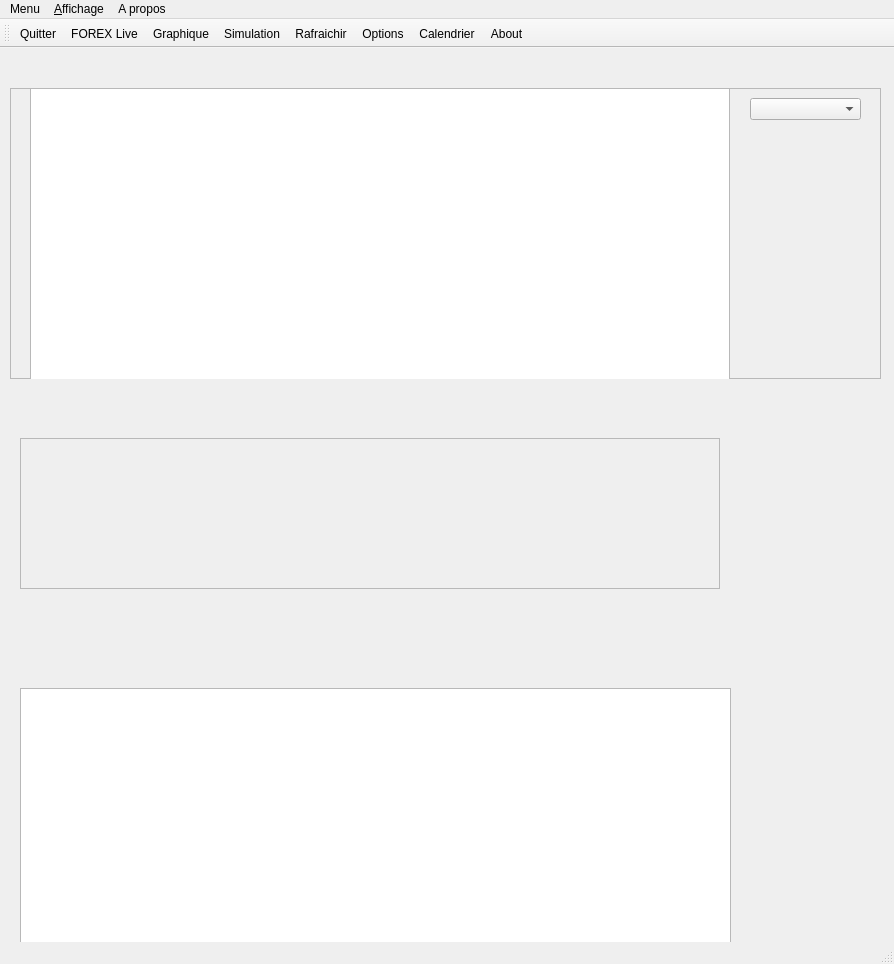
First picture: the form in Projet3_TRADING/mainwindow.ui, repository MacFly669/myGitFiles, before the edit.
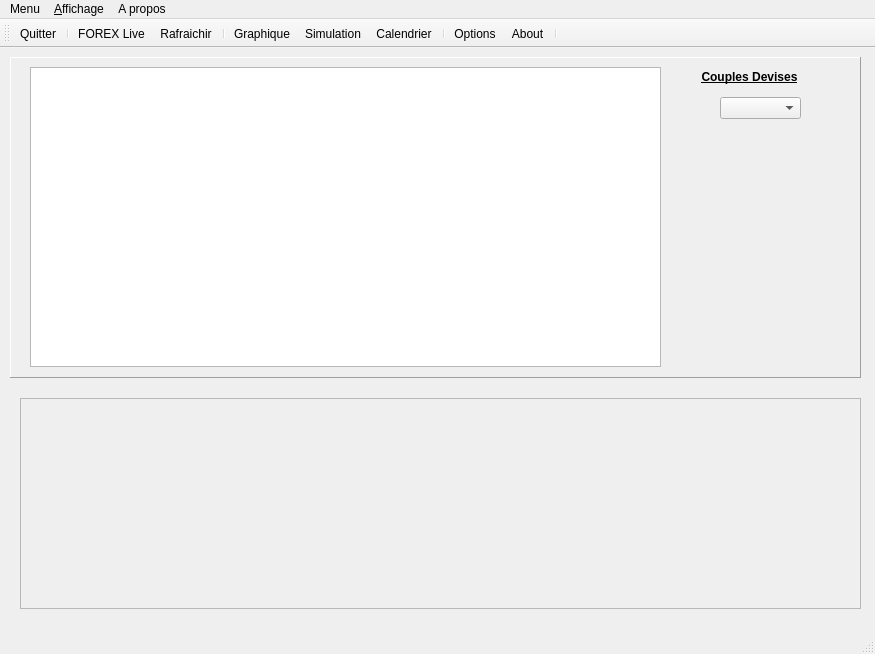
Second picture: the form after the edit. Icons and pictures are not drawn.

The edit to the form file:
```diff
--- a/Projet3_TRADING/mainwindow.ui
+++ b/Projet3_TRADING/mainwindow.ui
@@ -6,8 +6,8 @@
    <rect>
     <x>0</x>
     <y>0</y>
-    <width>894</width>
-    <height>964</height>
+    <width>875</width>
+    <height>654</height>
    </rect>
   </property>
   <property name="windowTitle">
@@ -25,13 +25,89 @@
     <property name="geometry">
      <rect>
       <x>10</x>
-      <y>40</y>
-      <width>871</width>
-      <height>291</height>
+      <y>9</y>
+      <width>851</width>
+      <height>321</height>
      </rect>
     </property>
+    <property name="minimumSize">
+     <size>
+      <width>830</width>
+      <height>290</height>
+     </size>
+    </property>
+    <property name="maximumSize">
+     <size>
+      <width>900</width>
+      <height>400</height>
+     </size>
+    </property>
+    <property name="palette">
+     <palette>
+      <active>
+       <colorrole role="Base">
+        <brush brushstyle="SolidPattern">
+         <color alpha="255">
+          <red>255</red>
+          <green>255</green>
+          <blue>255</blue>
+         </color>
+        </brush>
+       </colorrole>
+       <colorrole role="AlternateBase">
+        <brush brushstyle="SolidPattern">
+         <color alpha="255">
+          <red>246</red>
+          <green>246</green>
+          <blue>246</blue>
+         </color>
+        </brush>
+       </colorrole>
+      </active>
+      <inactive>
+       <colorrole role="Base">
+        <brush brushstyle="SolidPattern">
+         <color alpha="255">
+          <red>255</red>
+          <green>255</green>
+          <blue>255</blue>
+         </color>
+        </brush>
+       </colorrole>
+       <colorrole role="AlternateBase">
+        <brush brushstyle="SolidPattern">
+         <color alpha="255">
+          <red>246</red>
+          <green>246</green>
+          <blue>246</blue>
+         </color>
+        </brush>
+       </colorrole>
+      </inactive>
+      <disabled>
+       <colorrole role="Base">
+        <brush brushstyle="SolidPattern">
+         <color alpha="255">
+          <red>240</red>
+          <green>240</green>
+          <blue>240</blue>
+         </color>
+        </brush>
+       </colorrole>
+       <colorrole role="AlternateBase">
+        <brush brushstyle="SolidPattern">
+         <color alpha="255">
+          <red>246</red>
+          <green>246</green>
+          <blue>246</blue>
+         </color>
+        </brush>
+       </colorrole>
+      </disabled>
+     </palette>
+    </property>
     <property name="frameShape">
-     <enum>QFrame::StyledPanel</enum>
+     <enum>QFrame::Panel</enum>
     </property>
     <property name="frameShadow">
      <enum>QFrame::Raised</enum>
@@ -40,14 +116,14 @@
      <property name="geometry">
       <rect>
        <x>20</x>
-       <y>0</y>
-       <width>700</width>
+       <y>10</y>
+       <width>631</width>
        <height>300</height>
       </rect>
      </property>
      <property name="minimumSize">
       <size>
-       <width>700</width>
+       <width>0</width>
        <height>0</height>
       </size>
      </property>
@@ -57,6 +133,43 @@
        <height>16777215</height>
       </size>
      </property>
+     <property name="palette">
+      <palette>
+       <active>
+        <colorrole role="Base">
+         <brush brushstyle="SolidPattern">
+          <color alpha="255">
+           <red>255</red>
+           <green>255</green>
+           <blue>255</blue>
+          </color>
+         </brush>
+        </colorrole>
+       </active>
+       <inactive>
+        <colorrole role="Base">
+         <brush brushstyle="SolidPattern">
+          <color alpha="255">
+           <red>255</red>
+           <green>255</green>
+           <blue>255</blue>
+          </color>
+         </brush>
+        </colorrole>
+       </inactive>
+       <disabled>
+        <colorrole role="Base">
+         <brush brushstyle="SolidPattern">
+          <color alpha="255">
+           <red>240</red>
+           <green>240</green>
+           <blue>240</blue>
+          </color>
+         </brush>
+        </colorrole>
+       </disabled>
+      </palette>
+     </property>
      <property name="font">
       <font>
        <stylestrategy>PreferAntialias</stylestrategy>
@@ -72,21 +185,75 @@
     <widget class="QComboBox" name="comboDevises">
      <property name="geometry">
       <rect>
-       <x>740</x>
-       <y>10</y>
-       <width>111</width>
+       <x>710</x>
+       <y>40</y>
+       <width>81</width>
        <height>22</height>
       </rect>
      </property>
     </widget>
+    <widget class="QLabel" name="label">
+     <property name="geometry">
+      <rect>
+       <x>655</x>
+       <y>95</y>
+       <width>191</width>
+       <height>221</height>
+      </rect>
+     </property>
+     <property name="text">
+      <string/>
+     </property>
+     <property name="pixmap">
+      <pixmap resource="myresources.qrc">:/images/images/index.jpg</pixmap>
+     </property>
+     <property name="scaledContents">
+      <bool>false</bool>
+     </property>
+     <property name="alignment">
+      <set>Qt::AlignCenter</set>
+     </property>
+     <property name="wordWrap">
+      <bool>false</bool>
+     </property>
+     <property name="margin">
+      <number>-8</number>
+     </property>
+     <property name="indent">
+      <number>11</number>
+     </property>
+    </widget>
+    <widget class="QLabel" name="label_2">
+     <property name="geometry">
+      <rect>
+       <x>689</x>
+       <y>10</y>
+       <width>101</width>
+       <height>20</height>
+      </rect>
+     </property>
+     <property name="font">
+      <font>
+       <weight>75</weight>
+       <bold>true</bold>
+       <underline>true</underline>
+      </font>
+     </property>
+     <property name="text">
+      <string>Couples Devises</string>
+     </property>
+     <property name="alignment">
+      <set>Qt::AlignCenter</set>
+     </property>
+    </widget>
    </widget>
    <widget class="QFrame" name="frame">
     <property name="geometry">
      <rect>
       <x>20</x>
-      <y>390</y>
-      <width>700</width>
-      <height>151</height>
+      <y>350</y>
+      <width>841</width>
+      <height>211</height>
      </rect>
     </property>
     <property name="frameShape">
@@ -96,23 +263,13 @@
      <enum>QFrame::Raised</enum>
     </property>
    </widget>
-   <widget class="QTableWidget" name="tableWidget">
-    <property name="geometry">
-     <rect>
-      <x>20</x>
-      <y>640</y>
-      <width>711</width>
-      <height>261</height>
-     </rect>
-    </property>
-   </widget>
   </widget>
   <widget class="QMenuBar" name="menuBar">
    <property name="geometry">
     <rect>
      <x>0</x>
      <y>0</y>
-     <width>894</width>
+     <width>875</width>
      <height>21</height>
     </rect>
    </property>
@@ -149,13 +306,17 @@
     <bool>false</bool>
    </attribute>
    <addaction name="actionQuitter"/>
+   <addaction name="separator"/>
    <addaction name="actionShowHideView"/>
+   <addaction name="action_Rafraichir"/>
+   <addaction name="separator"/>
    <addaction name="actionGraphique"/>
    <addaction name="actionSimulation"/>
-   <addaction name="action_Rafraichir"/>
-   <addaction name="actionOptions"/>
    <addaction name="actionCalendrier"/>
+   <addaction name="separator"/>
+   <addaction name="actionOptions"/>
    <addaction name="actionAbout"/>
+   <addaction name="separator"/>
   </widget>
   <widget class="QStatusBar" name="statusBar"/>
   <action name="actionQuitter">
```
